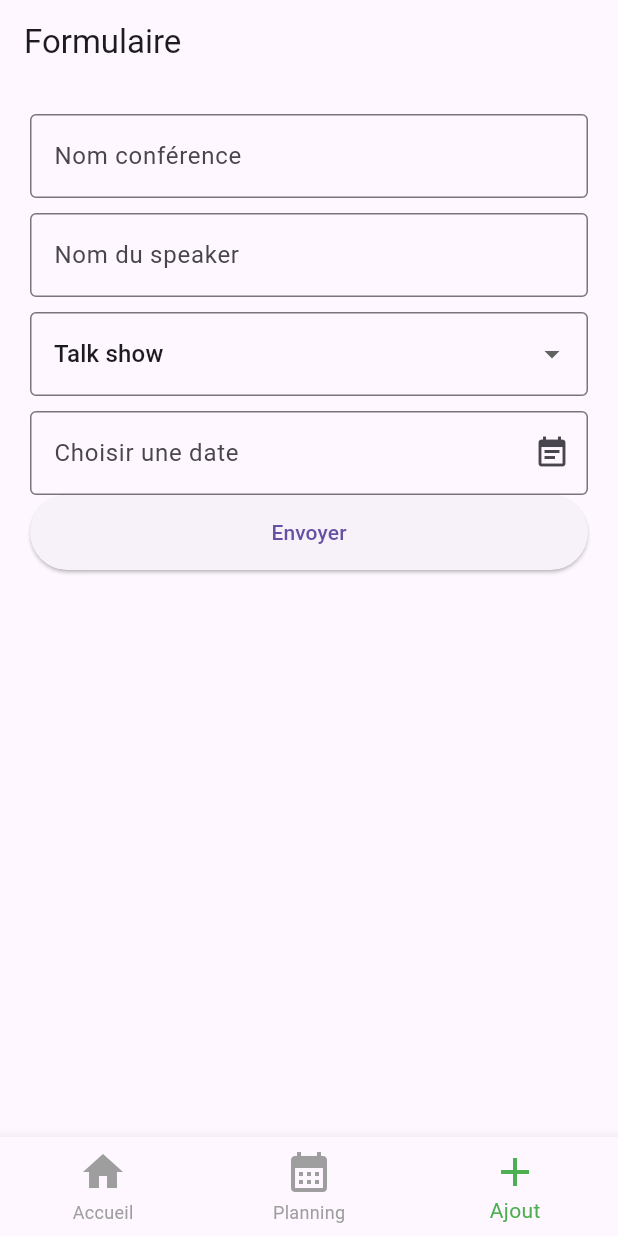
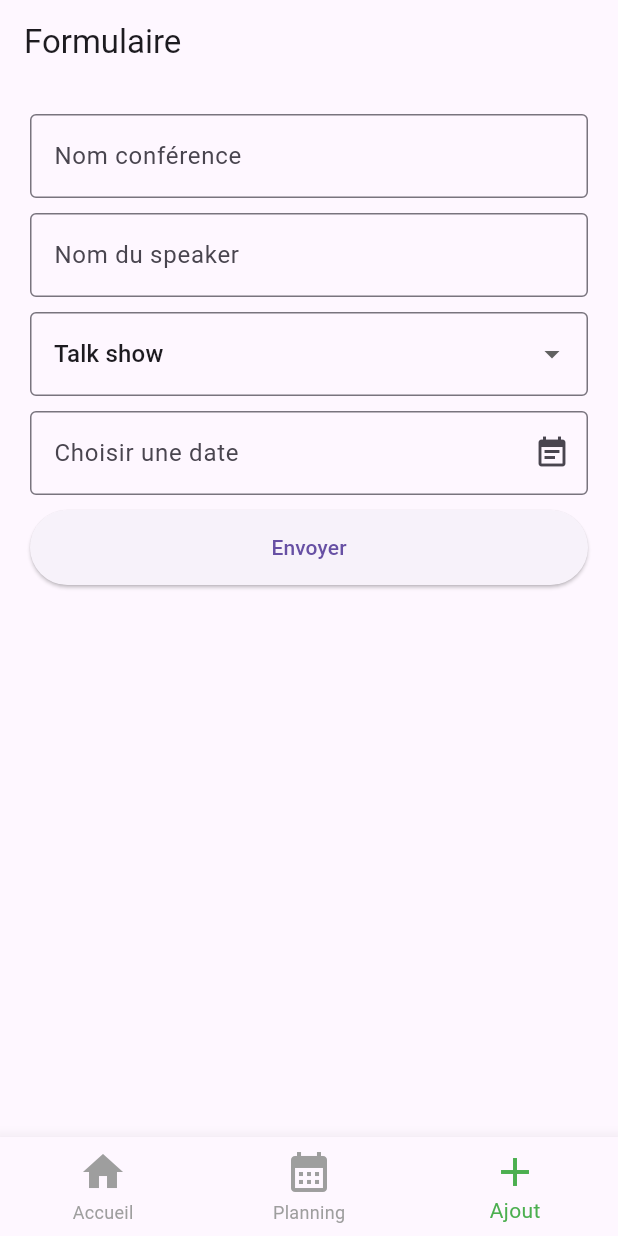
Before and after one commit to TaniaBar/Asynconf, a Flutter app: the screen it shows after launch, item 3 of the bottom bar chosen, on a phone screen of 412 x 824 dp. Run offline on Flutter 3.47's test engine with Material 3 defaults, Android fonts, the phone set to English and light mode, and no system bars; drawn by our look-alikes of date_field; our stand-ins replace flutter_svg.

Commit message:
added margin bottom on date field

```diff
--- a/lib/pages/add_event_page.dart
+++ b/lib/pages/add_event_page.dart
@@ -86,7 +86,9 @@ class _AddEventPageState extends State<AddEventPage> {
                     }
                 ),
               ),
-              DateTimeFormField(
+              Container(
+                margin: const EdgeInsets.only(bottom: 10),
+                child: DateTimeFormField(
                   decoration: const InputDecoration(
                    hintStyle: TextStyle(color: Colors.black45),
                     errorStyle: TextStyle(color: Colors.redAccent),
@@ -104,6 +106,7 @@ class _AddEventPageState extends State<AddEventPage> {
                       selectedDate = value;
                     });
                   },
+                ),
               ),
               SizedBox(
                 width: double.infinity,
```
Lines whose indentation alone changed are shown as unchanged.
